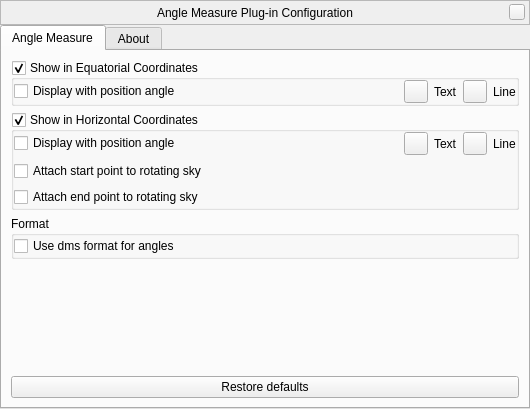
Old version of the form plugins/AngleMeasure/src/gui/angleMeasureDialog.ui in the repository Stellarium/stellarium.
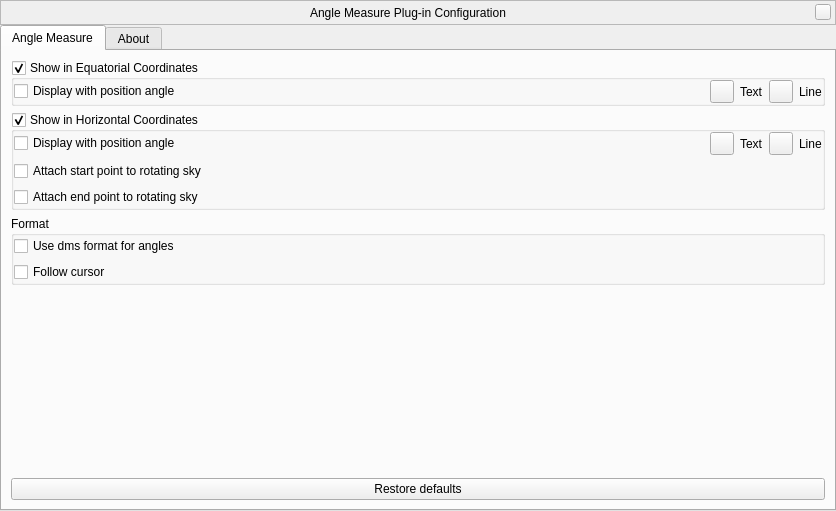
New version of the form. Custom widgets are drawn as their Qt base class.

Commit message: angle measure plugin: user option for data text block to follow the cursor

```diff
--- a/plugins/AngleMeasure/src/gui/angleMeasureDialog.ui
+++ b/plugins/AngleMeasure/src/gui/angleMeasureDialog.ui
@@ -6,8 +6,8 @@
    <rect>
     <x>0</x>
     <y>0</y>
-    <width>530</width>
-    <height>409</height>
+    <width>836</width>
+    <height>511</height>
    </rect>
   </property>
   <property name="windowTitle">
@@ -381,6 +381,13 @@
             </property>
            </widget>
           </item>
+          <item row="1" column="0">
+           <widget class="QCheckBox" name="followCursorCheckBox">
+            <property name="text">
+             <string>Follow cursor</string>
+            </property>
+           </widget>
+          </item>
          </layout>
         </widget>
        </item>
```
Left out of the diff: 17 changed lines with no effect on the pictures. The commit also changes 4 other files.
